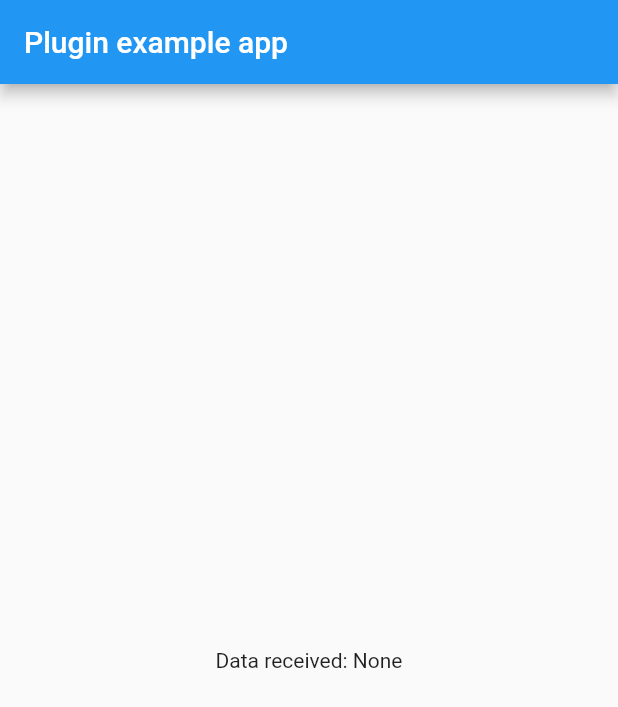
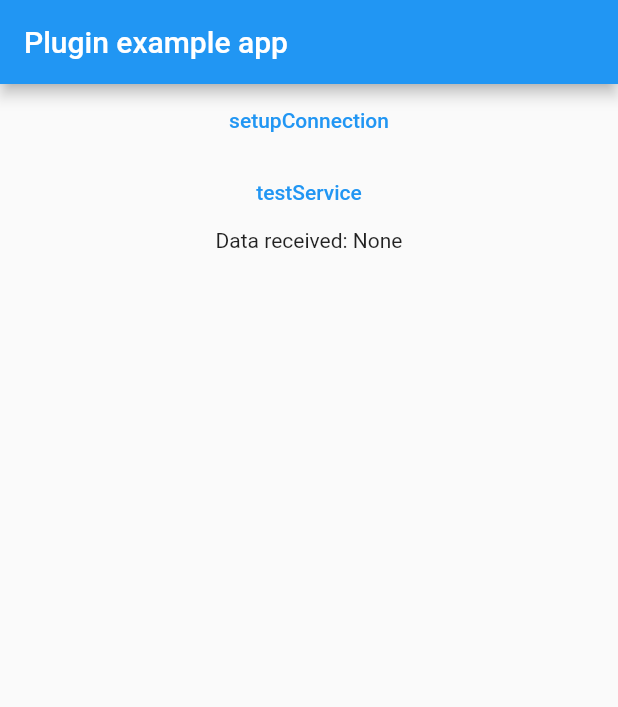
Before and after one commit to Doldrums/ble_reader, a Flutter app: the screen it shows after launch, on a phone screen of 412 x 824 dp. Shown: the top 707 px of the screen. Run offline on Flutter 3.47's test engine with Material 2 defaults, Android fonts, the phone set to English and light mode, and no system bars.

Commit message:
minor edits

```diff
--- a/example/lib/main.dart
+++ b/example/lib/main.dart
@@ -1,6 +1,5 @@
+import 'package:ble_reader/ble_reader.dart';
 import 'package:flutter/material.dart';
-
-import 'package:ble_reader/ble_reader.dart';
 
 void main() {
   runApp(const MyApp());
@@ -23,12 +22,30 @@ class _MyAppState extends State<MyApp> {
           title: const Text('Plugin example app'),
         ),
         body: Center(
-          child: StreamBuilder(
-            stream: BleReader.receivedDataStream.asBroadcastStream(),
-            initialData: 'None',
-            builder: (BuildContext context, AsyncSnapshot<dynamic> snapshot) {
-              return Text('Data received: ${snapshot.data}');
-            },
+          child: Column(
+            children: [
+              TextButton(
+                onPressed: () async {
+                  final result = await BleReader.setupConnection;
+                  print('Example app Logs: setupConnection result = $result');
+                },
+                child: Text('setupConnection'),
+
+              ),
+              TextButton(
+                onPressed: () {},
+                child: Text('testService'),
+
+              ),
+              StreamBuilder(
+                stream: BleReader.receivedDataStream,
+                initialData: 'None',
+                builder: (BuildContext context,
+                    AsyncSnapshot<dynamic> snapshot) {
+                  return Text('Data received: ${snapshot.data}');
+                },
+              ),
+            ],
           ),
         ),
       ),
--- a/lib/ble_reader.dart
+++ b/lib/ble_reader.dart
@@ -4,20 +4,22 @@ import 'package:flutter/services.dart';
 
 class BleReader {
   static const MethodChannel _channel = MethodChannel('ble_reader');
-  static const EventChannel _timerEventChannel = EventChannel('ble_reader_stream');
+  static const EventChannel _timerEventChannel = EventChannel(
+      'ble_reader_stream');
 
-  static late Stream<String> _onReceivedDataStream;
+  static late Stream<dynamic> _onReceivedDataStream;
 
-  static Future<void> get setupConnection async {
-    await _channel.invokeMethod('setup');
+  static Future<bool> get setupConnection async {
+    return await _channel.invokeMethod('setup');
   }
 
-  static Stream<String> get receivedDataStream {
+  static Future<bool> get testService async {
+    return await _channel.invokeMethod('test');
+  }
+
+  static Stream<dynamic> get receivedDataStream {
     _onReceivedDataStream =
-        _timerEventChannel.receiveBroadcastStream()
-            .cast<int>()
-            .distinct()
-            .map((dynamic event) => event as String);
+        _timerEventChannel.receiveBroadcastStream();
     print(_onReceivedDataStream);
 
     return _onReceivedDataStream;
```
Also changed, not shown: 8 other files.
